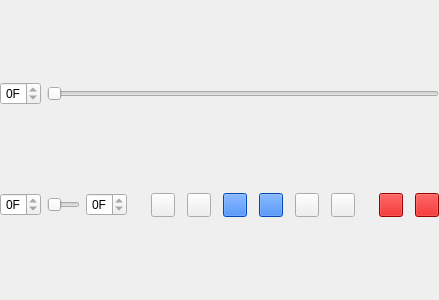
Before: the Qt Designer form QChromosome/mediapanel.ui in Michalaq/ChromosomeVisualizer, drawn with Qt 5.
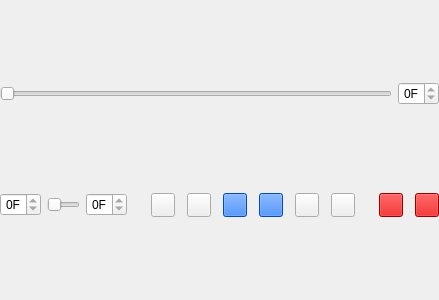
After: the same form once the commit is applied. Icons and pictures are not drawn. Custom widgets are drawn as their Qt base class.

Commit message: Put time spinbox in an old place

What changed in the file:
```diff
--- a/QChromosome/mediapanel.ui
+++ b/QChromosome/mediapanel.ui
@@ -28,6 +28,16 @@
    </property>
    <item>
     <layout class="QHBoxLayout" name="horizontalLayout_2">
+     <item>
+      <widget class="Timeline" name="horizontalSlider">
+       <property name="maximum">
+        <number>0</number>
+       </property>
+       <property name="orientation">
+        <enum>Qt::Horizontal</enum>
+       </property>
+      </widget>
+     </item>
      <item>
       <widget class="SpinBox" name="spinBox">
        <property name="alignment">
@@ -44,16 +54,6 @@
        </property>
       </widget>
      </item>
-     <item>
-      <widget class="Timeline" name="horizontalSlider">
-       <property name="maximum">
-        <number>0</number>
-       </property>
-       <property name="orientation">
-        <enum>Qt::Horizontal</enum>
-       </property>
-      </widget>
-     </item>
     </layout>
    </item>
    <item>
```
